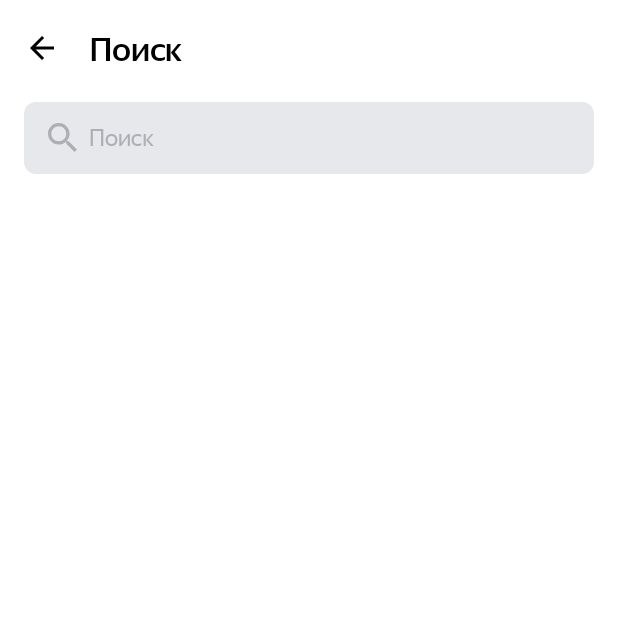
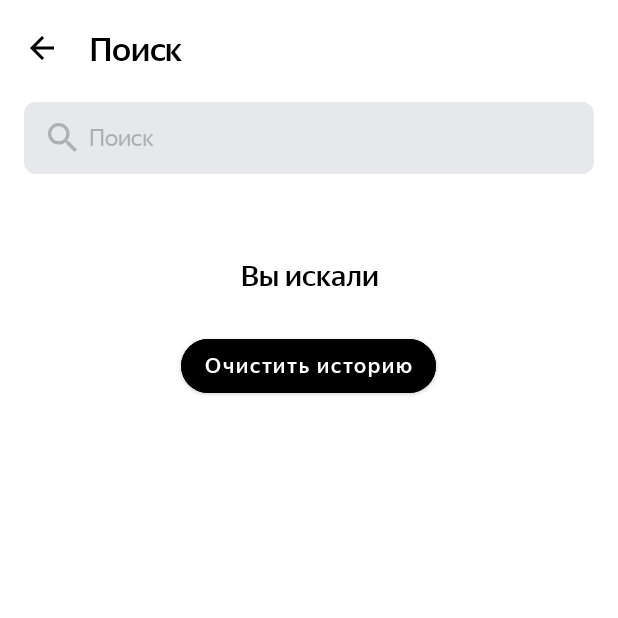
Before and after one commit to KozlovskiyD/PlaylistMaker3, an Android app: the SearchActivity screen opened directly, with no data from a screen before it, on a phone screen of 412 x 824 dp, the top half of it. Run offline under Robolectric (Android 15) with nearby library versions, the phone set to English and light mode, and no system bars.

Commit message:
Init commit Toast all Домашная работа часть 3.5 Домашная работа спринт 9.1 Домашняя работа спринт 10.1 домашняя работа спринт 12

```diff
--- a/app/build.gradle
+++ b/app/build.gradle
@@ -5,7 +5,7 @@ plugins {
 
 android {
     namespace 'com.practicum.playlistmaker3'
-    compileSdk 33
+    compileSdk 32
 
     defaultConfig {
         applicationId "com.practicum.playlistmaker3"
@@ -34,12 +34,13 @@ android {
 
 dependencies {
 
-    implementation 'androidx.core:core-ktx:1.9.0'
+    implementation 'androidx.core:core-ktx:1.8.0'
     implementation 'androidx.appcompat:appcompat:1.5.1'
     implementation 'com.google.android.material:material:1.8.0'
     implementation 'com.github.bumptech.glide:glide:4.15.1'
-    implementation 'com.squareup.retrofit2:retrofit:2.3.0'
-    implementation 'com.squareup.retrofit2:converter-gson:2.3.0'
+    implementation 'com.squareup.retrofit2:retrofit:2.9.0'
+    implementation 'com.squareup.retrofit2:converter-gson:2.9.0'
+    implementation 'com.google.code.gson:gson:2.10'
     testImplementation 'junit:junit:4.13.2'
     androidTestImplementation 'androidx.test.ext:junit:1.1.5'
     androidTestImplementation 'androidx.test.espresso:espresso-core:3.5.1'
--- a/app/src/main/java/com/practicum/playlistmaker3/DataTrack.kt
+++ b/app/src/main/java/com/practicum/playlistmaker3/DataTrack.kt
@@ -1,6 +1,7 @@
 package com.practicum.playlistmaker3
 
 data class Track(
+    val trackId: String,
     val trackName: String,
     val artistName: String,
     val trackTimeMillis: String,
--- a/app/src/main/java/com/practicum/playlistmaker3/SearchActivity.kt
+++ b/app/src/main/java/com/practicum/playlistmaker3/SearchActivity.kt
@@ -1,6 +1,7 @@
 package com.practicum.playlistmaker3
 
 import android.annotation.SuppressLint
+import android.content.SharedPreferences
 import android.os.Bundle
 import android.text.Editable
 import android.text.TextWatcher
@@ -9,6 +10,7 @@ import android.view.inputmethod.EditorInfo
 import android.widget.*
 import androidx.appcompat.app.AppCompatActivity
 import androidx.recyclerview.widget.RecyclerView
+import com.google.gson.Gson
 import com.practicum.playlistmaker3.R.drawable
 import retrofit2.Call
 import retrofit2.Callback
@@ -17,15 +19,21 @@ import retrofit2.Retrofit
 import retrofit2.converter.gson.GsonConverterFactory
 
 
+const val DATA = "data"
+const val KEY = "key"
 class SearchActivity : AppCompatActivity() {
 
     private lateinit var errorMessage: TextView
     private lateinit var clearButton: ImageView
     private lateinit var imageError: ImageView
     private lateinit var updateButton: Button
-    private lateinit var trackListAdapter: TrackListAdapter
     private lateinit var inputEditText: EditText
     private lateinit var rvTrackList: RecyclerView
+    private lateinit var youSearch: LinearLayout
+    private lateinit var rvSearchList: RecyclerView
+    private lateinit var trackListAdapter: TrackListAdapter
+    private lateinit var saveListAdapter:TrackListAdapter
+    private lateinit var sharedPrefs : SharedPreferences
 
     private val baseUrl = "http://itunes.apple.com"
     private val retrofit = Retrofit.Builder()
@@ -45,19 +53,32 @@ class SearchActivity : AppCompatActivity() {
             finish()
         }
         trackListAdapter = TrackListAdapter()
+        saveListAdapter = TrackListAdapter()
+        sharedPrefs  = getSharedPreferences(DATA, MODE_PRIVATE)
         errorMessage = findViewById(R.id.errorMessage)
         clearButton = findViewById(R.id.clearIcon)
         updateButton = findViewById(R.id.update_button)
         inputEditText = findViewById(R.id.inputEditText)
         imageError = findViewById(R.id.image_error)
         rvTrackList = findViewById(R.id.trackList)
+        youSearch = findViewById(R.id.you_search)
+        rvSearchList = findViewById(R.id.save_list)
+
         rvTrackList.adapter = trackListAdapter
+        rvSearchList.adapter = saveListAdapter
 
         clearButton.setOnClickListener {
             inputEditText.setText("")
             trackListAdapter.setTracks(null)
             hideTheKeyboard(clearButton)
+        }
 
+        inputEditText.setOnFocusChangeListener { _, hasFocus ->
+            youSearch.visibility =
+                if (hasFocus && inputEditText.text.isEmpty()) View.VISIBLE else View.GONE
+            rvTrackList.visibility =
+                if (hasFocus && inputEditText.text.isEmpty()) View.GONE else View.VISIBLE
+                if (youSearch.visibility == View.VISIBLE) listYouSearch()
         }
 
         val simpleTextWatcher = object : TextWatcher {
@@ -66,6 +87,8 @@ class SearchActivity : AppCompatActivity() {
             }
 
             override fun onTextChanged(s: CharSequence?, start: Int, before: Int, count: Int) {
+                youSearch.visibility = if (inputEditText.hasFocus() && s?.isEmpty() == true) View.VISIBLE else View.GONE
+                rvTrackList.visibility = if (s?.isEmpty() == true) View.GONE else View.VISIBLE
                 clearButtonVisibility(s)
             }
 
@@ -80,6 +103,14 @@ class SearchActivity : AppCompatActivity() {
                 request()
             }
             false
+        }
+    }
+
+    private fun listYouSearch() {
+        val loadTrack = sharedPrefs.getString(KEY, "")
+        if (loadTrack != "") {
+            var gson = Gson().fromJson(loadTrack, ArrayList<Track>()::class.java)
+            saveListAdapter.setTracks(gson)
         }
     }
 
@@ -125,6 +156,16 @@ class SearchActivity : AppCompatActivity() {
         errorMessage.visibility = View.VISIBLE
         rvTrackList.visibility = View.GONE
     }
+
+    private var  write = ArrayList<Track>()
+     fun saveHistory(saveTrack: Track){
+         write.add(saveTrack)
+         val json = Gson().toJson(write)
+         sharedPrefs.edit()
+             .putString(KEY, json.toString())
+             .apply()
+    }
+
     private fun clearButtonVisibility(s: CharSequence?) {
         return if (s.isNullOrEmpty()) {
             clearButton.visibility = View.GONE
--- a/app/src/main/java/com/practicum/playlistmaker3/TrackListAdapter.kt
+++ b/app/src/main/java/com/practicum/playlistmaker3/TrackListAdapter.kt
@@ -1,18 +1,26 @@
 package com.practicum.playlistmaker3
 
+import android.util.Log
 import android.view.ViewGroup
 import androidx.recyclerview.widget.RecyclerView
 
 class TrackListAdapter() :
     RecyclerView.Adapter<TrackListViewHolder>() {
 
-    private val tracks = mutableListOf<Track>()
+    private val tracks = ArrayList<Track>()
 
     override fun onCreateViewHolder(parent: ViewGroup, viewType: Int): TrackListViewHolder =
         TrackListViewHolder(parent)
 
     override fun onBindViewHolder(holder: TrackListViewHolder, position: Int) {
         holder.bind(tracks[position])
+        holder.itemView.setOnClickListener {
+            val saveTrack = tracks[position]
+            Log.e("TAG", saveTrack.toString())
+             SearchActivity().also {
+                it.saveHistory(saveTrack)
+            }
+        }
     }
 
     override fun getItemCount(): Int {
--- a/app/src/main/res/layout/activity_search.xml
+++ b/app/src/main/res/layout/activity_search.xml
@@ -78,9 +78,10 @@
     <androidx.recyclerview.widget.RecyclerView
         android:id="@+id/trackList"
         android:layout_width="match_parent"
-        android:layout_height="match_parent"
+        android:layout_height="wrap_content"
         android:layout_marginTop="@dimen/top_padding"
         android:background="?attr/colorSecondary"
+        android:visibility="visible"
         app:layoutManager="androidx.recyclerview.widget.LinearLayoutManager" />
 
     <ImageView
@@ -111,4 +112,40 @@
         android:text="@string/update"
         android:visibility="gone" />
 
+    <LinearLayout
+        android:id="@+id/you_search"
+        android:layout_width="match_parent"
+        android:layout_height="wrap_content"
+        android:orientation="vertical"
+        android:visibility="gone">
+        <TextView
+            style="@style/searchText"
+            android:layout_width="match_parent"
+            android:layout_height="wrap_content"
+            android:layout_marginHorizontal="@dimen/top_padding"
+            android:layout_marginTop="@dimen/top_48"
+            android:text="@string/you_search"
+            android:textFontWeight="500"
+            android:textAlignment="center"
+            android:textSize="19sp" />
+
+        <androidx.recyclerview.widget.RecyclerView
+            android:id="@+id/save_list"
+            android:layout_width="match_parent"
+            android:layout_height="wrap_content"
+            android:layout_marginTop="@dimen/top_24"
+            android:visibility="gone"
+            app:layoutManager="androidx.recyclerview.widget.LinearLayoutManager"/>
+
+        <Button
+            style="@style/update_button"
+            android:id="@+id/clear_history"
+            android:layout_width="wrap_content"
+            android:layout_height="wrap_content"
+            android:layout_gravity="center_horizontal"
+            android:layout_marginTop="@dimen/top_24"
+            android:text="@string/clear_history" />
+
+    </LinearLayout>
+
 </LinearLayout>
--- a/app/src/main/res/values/strings.xml
+++ b/app/src/main/res/values/strings.xml
@@ -15,4 +15,6 @@
     <string name="not_found">Ничего не нашлось</string>
     <string name="no_signal">Проблема со связью. \n\nЗагрузка не удалась. Проверте подключение к интернету</string>
     <string name="update">Обновить</string>
+    <string name="you_search">Вы искали</string>
+    <string name="clear_history">Очистить историю</string>
 </resources>
```
